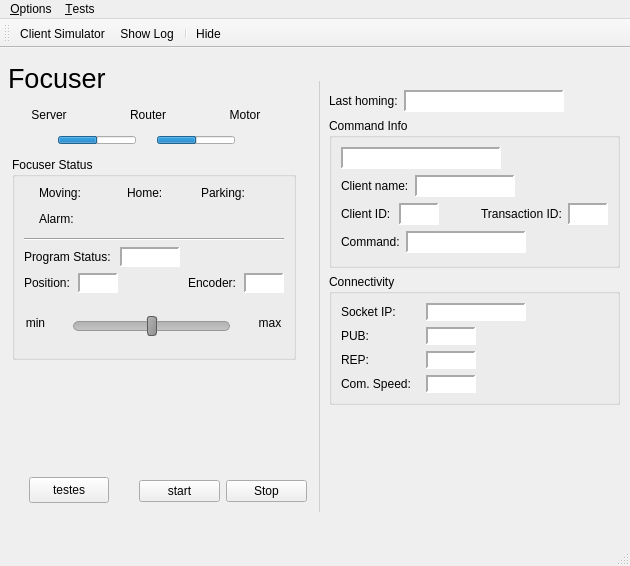
This is assets/ui/main.ui in dev-LNA/HostFocuser160 as Qt 5 draws it before an edit. The edited form follows.
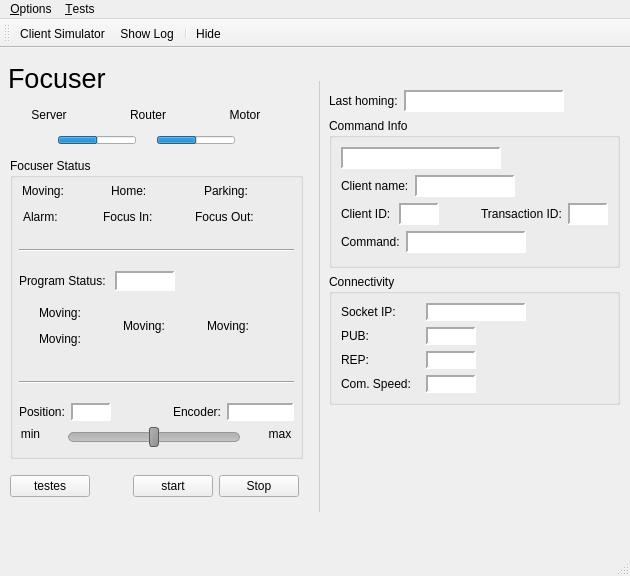
This is the edited form. Icons and pictures are not drawn.

What changed in the file:
```diff
--- a/assets/ui/main.ui
+++ b/assets/ui/main.ui
@@ -7,7 +7,7 @@
     <x>0</x>
     <y>0</y>
     <width>630</width>
-    <height>566</height>
+    <height>576</height>
    </rect>
   </property>
   <property name="minimumSize">
@@ -1209,16 +1209,28 @@
        <widget class="QGroupBox" name="gbFocuserStatus">
         <property name="geometry">
          <rect>
-          <x>3</x>
-          <y>100</y>
-          <width>284</width>
-          <height>203</height>
+          <x>1</x>
+          <y>101</y>
+          <width>293</width>
+          <height>301</height>
          </rect>
         </property>
         <property name="title">
          <string>Focuser Status</string>
         </property>
         <layout class="QVBoxLayout" name="verticalLayout">
+         <property name="spacing">
+          <number>6</number>
+         </property>
+         <property name="leftMargin">
+          <number>6</number>
+         </property>
+         <property name="topMargin">
+          <number>6</number>
+         </property>
+         <property name="rightMargin">
+          <number>6</number>
+         </property>
          <item>
           <layout class="QGridLayout" name="gridLayout_2">
            <item row="0" column="0">
@@ -1229,6 +1241,9 @@
              <property name="leftMargin">
               <number>0</number>
              </property>
+             <property name="rightMargin">
+              <number>13</number>
+             </property>
              <item>
               <widget class="QLabel" name="lblMoving">
                <property name="minimumSize">
@@ -1239,7 +1254,7 @@
                </property>
                <property name="maximumSize">
                 <size>
-                 <width>50</width>
+                 <width>51</width>
                  <height>20</height>
                 </size>
                </property>
@@ -1310,6 +1325,9 @@
              <property name="spacing">
               <number>3</number>
              </property>
+             <property name="rightMargin">
+              <number>0</number>
+             </property>
              <item>
               <widget class="QLabel" name="lblHome">
                <property name="minimumSize">
@@ -1478,6 +1496,9 @@
              <property name="spacing">
               <number>3</number>
              </property>
+             <property name="rightMargin">
+              <number>8</number>
+             </property>
              <item>
               <widget class="QLabel" name="lblAlarm">
                <property name="minimumSize">
@@ -1488,7 +1509,7 @@
                </property>
                <property name="maximumSize">
                 <size>
-                 <width>50</width>
+                 <width>42</width>
                  <height>20</height>
                 </size>
                </property>
@@ -1558,50 +1579,194 @@
             </layout>
            </item>
            <item row="1" column="1">
-            <widget class="QLabel" name="ledTeste">
-             <property name="sizePolicy">
-              <sizepolicy hsizetype="Fixed" vsizetype="Fixed">
-               <horstretch>0</horstretch>
-               <verstretch>0</verstretch>
-              </sizepolicy>
+            <layout class="QHBoxLayout" name="horizontalLayout_21">
+             <property name="spacing">
+              <number>3</number>
              </property>
-             <property name="minimumSize">
-              <size>
-               <width>14</width>
-               <height>14</height>
-              </size>
+             <property name="rightMargin">
+              <number>9</number>
              </property>
-             <property name="maximumSize">
-              <size>
-               <width>14</width>
-               <height>14</height>
-              </size>
+             <item>
+              <widget class="QLabel" name="lblFocusIn">
+               <property name="minimumSize">
+                <size>
+                 <width>57</width>
+                 <height>20</height>
+                </size>
+               </property>
+               <property name="maximumSize">
+                <size>
+                 <width>41</width>
+                 <height>20</height>
+                </size>
+               </property>
+               <property name="styleSheet">
+                <string notr="true"/>
+               </property>
+               <property name="frameShape">
+                <enum>QFrame::Shape::NoFrame</enum>
+               </property>
+               <property name="frameShadow">
+                <enum>QFrame::Shadow::Sunken</enum>
+               </property>
+               <property name="lineWidth">
+                <number>0</number>
+               </property>
+               <property name="text">
+                <string>Focus In:</string>
+               </property>
+               <property name="alignment">
+                <set>Qt::AlignmentFlag::AlignLeading|Qt::AlignmentFlag::AlignLeft|Qt::AlignmentFlag::AlignTop</set>
+               </property>
+              </widget>
+             </item>
+             <item>
+              <widget class="QLabel" name="ledFocusIn">
+               <property name="sizePolicy">
+                <sizepolicy hsizetype="Fixed" vsizetype="Fixed">
+                 <horstretch>0</horstretch>
+                 <verstretch>0</verstretch>
+                </sizepolicy>
+               </property>
+               <property name="minimumSize">
+                <size>
+                 <width>14</width>
+                 <height>14</height>
+                </size>
+               </property>
+               <property name="maximumSize">
+                <size>
+                 <width>14</width>
+                 <height>14</height>
+                </size>
+               </property>
+               <property name="layoutDirection">
+                <enum>Qt::LayoutDirection::RightToLeft</enum>
+               </property>
+               <property name="styleSheet">
+                <string notr="true">border-radius:7px;</string>
+               </property>
+               <property name="frameShape">
+                <enum>QFrame::Shape::NoFrame</enum>
+               </property>
+               <property name="frameShadow">
+                <enum>QFrame::Shadow::Sunken</enum>
+               </property>
+               <property name="text">
+                <string/>
+               </property>
+               <property name="alignment">
+                <set>Qt::AlignmentFlag::AlignCenter</set>
+               </property>
+               <property name="statusLed" stdset="0">
+                <string>OFF</string>
+               </property>
+              </widget>
+             </item>
+            </layout>
+           </item>
+           <item row="1" column="2">
+            <layout class="QHBoxLayout" name="horizontalLayout_22">
+             <property name="spacing">
+              <number>3</number>
              </property>
-             <property name="layoutDirection">
-              <enum>Qt::LayoutDirection::RightToLeft</enum>
+             <property name="rightMargin">
+              <number>10</number>
              </property>
-             <property name="styleSheet">
-              <string notr="true">border-radius:7px;</string>
-             </property>
-             <property name="frameShape">
-              <enum>QFrame::Shape::NoFrame</enum>
-             </property>
-             <property name="frameShadow">
-              <enum>QFrame::Shadow::Sunken</enum>
-             </property>
-             <property name="text">
-              <string/>
-             </property>
-             <property name="alignment">
-              <set>Qt::AlignmentFlag::AlignCenter</set>
-             </property>
-             <property name="statusLed" stdset="0">
-              <string>NOK</string>
-             </property>
-            </widget>
+             <item>
+              <widget class="QLabel" name="lblFocusOut">
+               <property name="minimumSize">
+                <size>
+                 <width>68</width>
+                 <height>20</height>
+                </size>
+               </property>
+               <property name="maximumSize">
+                <size>
+                 <width>41</width>
+                 <height>20</height>
+                </size>
+               </property>
+               <property name="styleSheet">
+                <string notr="true"/>
+               </property>
+               <property name="frameShape">
+                <enum>QFrame::Shape::NoFrame</enum>
+               </property>
+               <property name="frameShadow">
+                <enum>QFrame::Shadow::Sunken</enum>
+               </property>
+               <property name="lineWidth">
+                <number>0</number>
+               </property>
+               <property name="text">
+                <string>Focus Out:</string>
+               </property>
+               <property name="alignment">
+                <set>Qt::AlignmentFlag::AlignLeading|Qt::AlignmentFlag::AlignLeft|Qt::AlignmentFlag::AlignTop</set>
+               </property>
+              </widget>
+             </item>
+             <item>
+              <widget class="QLabel" name="ledFocusOut">
+               <property name="sizePolicy">
+                <sizepolicy hsizetype="Fixed" vsizetype="Fixed">
+                 <horstretch>0</horstretch>
+                 <verstretch>0</verstretch>
+                </sizepolicy>
+               </property>
+               <property name="minimumSize">
+                <size>
+                 <width>14</width>
+                 <height>14</height>
+                </size>
+               </property>
+               <property name="maximumSize">
+                <size>
+                 <width>14</width>
+                 <height>14</height>
+                </size>
+               </property>
+               <property name="layoutDirection">
+                <enum>Qt::LayoutDirection::RightToLeft</enum>
+               </property>
+               <property name="styleSheet">
+                <string notr="true">border-radius:7px;</string>
+               </property>
+               <property name="frameShape">
+                <enum>QFrame::Shape::NoFrame</enum>
+               </property>
+               <property name="frameShadow">
+                <enum>QFrame::Shadow::Sunken</enum>
+               </property>
+               <property name="text">
+                <string/>
+               </property>
+               <property name="alignment">
+                <set>Qt::AlignmentFlag::AlignCenter</set>
+               </property>
+               <property name="statusLed" stdset="0">
+                <string>OFF</string>
+               </property>
+              </widget>
+             </item>
+            </layout>
            </item>
           </layout>
          </item>
+         <item>
+          <spacer name="verticalSpacer">
+           <property name="orientation">
+            <enum>Qt::Orientation::Vertical</enum>
+           </property>
+           <property name="sizeHint" stdset="0">
+            <size>
+             <width>20</width>
+             <height>40</height>
+            </size>
+           </property>
+          </spacer>
+         </item>
          <item>
           <widget class="Line" name="line">
            <property name="frameShadow">
@@ -1612,6 +1777,19 @@
            </property>
           </widget>
          </item>
+         <item>
+          <spacer name="verticalSpacer_3">
+           <property name="orientation">
+            <enum>Qt::Orientation::Vertical</enum>
+           </property>
+           <property name="sizeHint" stdset="0">
+            <size>
+             <width>20</width>
+             <height>40</height>
+            </size>
+           </property>
+          </spacer>
+         </item>
          <item>
           <layout class="QHBoxLayout" name="horizontalLayout_7">
            <item>
@@ -1673,17 +1851,410 @@
            </item>
           </layout>
          </item>
+         <item>
+          <widget class="QFrame" name="frameIAG">
+           <property name="minimumSize">
+            <size>
+             <width>0</width>
+             <height>0</height>
+            </size>
+           </property>
+           <property name="maximumSize">
+            <size>
+             <width>16777215</width>
+             <height>90</height>
+            </size>
+           </property>
+           <property name="frameShape">
+            <enum>QFrame::Shape::NoFrame</enum>
+           </property>
+           <property name="frameShadow">
+            <enum>QFrame::Shadow::Raised</enum>
+           </property>
+           <layout class="QGridLayout" name="gridLayout_3">
+            <item row="0" column="0">
+             <layout class="QHBoxLayout" name="horizontalLayout_17">
+              <property name="spacing">
+               <number>3</number>
+              </property>
+              <property name="leftMargin">
+               <number>0</number>
+              </property>
+              <item>
+               <widget class="QLabel" name="lblMoving_2">
+                <property name="minimumSize">
+                 <size>
+                  <width>38</width>
+                  <height>20</height>
+                 </size>
+                </property>
+                <property name="maximumSize">
+                 <size>
+                  <width>50</width>
+                  <height>20</height>
+                 </size>
+                </property>
+                <property name="styleSheet">
+                 <string notr="true"/>
+                </property>
+                <property name="frameShape">
+                 <enum>QFrame::Shape::NoFrame</enum>
+                </property>
+                <property name="frameShadow">
+                 <enum>QFrame::Shadow::Sunken</enum>
+                </property>
+                <property name="text">
+                 <string>Moving:</string>
+                </property>
+                <property name="alignment">
+                 <set>Qt::AlignmentFlag::AlignLeading|Qt::AlignmentFlag::AlignLeft|Qt::AlignmentFlag::AlignTop</set>
+                </property>
+               </widget>
+              </item>
+              <item>
+               <widget class="QLabel" name="ledMoving_2">
+                <property name="sizePolicy">
+                 <sizepolicy hsizetype="Fixed" vsizetype="Fixed">
+                  <horstretch>0</horstretch>
+                  <verstretch>0</verstretch>
+                 </sizepolicy>
+                </property>
+                <property name="minimumSize">
+                 <size>
+                  <width>14</width>
+                  <height>14</height>
+                 </size>
+                </property>
+                <property name="maximumSize">
+                 <size>
+                  <width>14</width>
+                  <height>14</height>
+                 </size>
+                </property>
+                <property name="layoutDirection">
+                 <enum>Qt::LayoutDirection::RightToLeft</enum>
+                </property>
+                <property name="styleSheet">
+                 <string notr="true">border-radius:7px;</string>
+                </property>
+                <property name="frameShape">
+                 <enum>QFrame::Shape::NoFrame</enum>
+                </property>
+                <property name="frameShadow">
+                 <enum>QFrame::Shadow::Sunken</enum>
+                </property>
+                <property name="text">
+                 <string/>
+                </property>
+                <property name="alignment">
+                 <set>Qt::AlignmentFlag::AlignCenter</set>
+                </property>
+                <property name="statusLed" stdset="0">
+                 <string>NOK</string>
+                </property>
+               </widget>
+              </item>
+             </layout>
+            </item>
+            <item row="0" column="1" rowspan="2">
+             <layout class="QHBoxLayout" name="horizontalLayout_18">
+              <property name="spacing">
+               <number>3</number>
+              </property>
+              <property name="leftMargin">
+               <number>0</number>
+              </property>
+              <item>
+               <widget class="QLabel" name="lblMoving_3">
+                <property name="minimumSize">
+                 <size>
+                  <width>38</width>
+                  <height>20</height>
+                 </size>
+                </property>
+                <property name="maximumSize">
+                 <size>
+                  <width>50</width>
+                  <height>20</height>
+                 </size>
+                </property>
+                <property name="styleSheet">
+                 <string notr="true"/>
+                </property>
+                <property name="frameShape">
+                 <enum>QFrame::Shape::NoFrame</enum>
+                </property>
+                <property name="frameShadow">
+                 <enum>QFrame::Shadow::Sunken</enum>
+                </property>
+                <property name="text">
+                 <string>Moving:</string>
+                </property>
+                <property name="alignment">
+                 <set>Qt::AlignmentFlag::AlignLeading|Qt::AlignmentFlag::AlignLeft|Qt::AlignmentFlag::AlignTop</set>
+                </property>
+               </widget>
+              </item>
+              <item>
+               <widget class="QLabel" name="ledMoving_3">
+                <property name="sizePolicy">
+                 <sizepolicy hsizetype="Fixed" vsizetype="Fixed">
+                  <horstretch>0</horstretch>
+                  <verstretch>0</verstretch>
+                 </sizepolicy>
+                </property>
+                <property name="minimumSize">
+                 <size>
+                  <width>14</width>
+                  <height>14</height>
+                 </size>
+                </property>
+                <property name="maximumSize">
+                 <size>
+                  <width>14</width>
+                  <height>14</height>
+                 </size>
+                </property>
+                <property name="layoutDirection">
+                 <enum>Qt::LayoutDirection::RightToLeft</enum>
+                </property>
+                <property name="styleSheet">
+                 <string notr="true">border-radius:7px;</string>
+                </property>
+                <property name="frameShape">
+                 <enum>QFrame::Shape::NoFrame</enum>
+                </property>
+                <property name="frameShadow">
+                 <enum>QFrame::Shadow::Sunken</enum>
+                </property>
+                <property name="text">
+                 <string/>
+                </property>
+                <property name="alignment">
+                 <set>Qt::AlignmentFlag::AlignCenter</set>
+                </property>
+                <property name="statusLed" stdset="0">
+                 <string>NOK</string>
+                </property>
+               </widget>
+              </item>
+             </layout>
+            </item>
+            <item row="0" column="2" rowspan="2">
+             <layout class="QHBoxLayout" name="horizontalLayout_19">
+              <property name="spacing">
+               <number>3</number>
+              </property>
+              <property name="leftMargin">
+               <number>0</number>
+              </property>
+              <item>
+               <widget class="QLabel" name="lblMoving_4">
+                <property name="minimumSize">
+                 <size>
+                  <width>38</width>
+                  <height>20</height>
+                 </size>
+                </property>
+                <property name="maximumSize">
+                 <size>
+                  <width>50</width>
+                  <height>20</height>
+                 </size>
+                </property>
+                <property name="styleSheet">
+                 <string notr="true"/>
+                </property>
+                <property name="frameShape">
+                 <enum>QFrame::Shape::NoFrame</enum>
+                </property>
+                <property name="frameShadow">
+                 <enum>QFrame::Shadow::Sunken</enum>
+                </property>
+                <property name="text">
+                 <string>Moving:</string>
+                </property>
+                <property name="alignment">
+                 <set>Qt::AlignmentFlag::AlignLeading|Qt::AlignmentFlag::AlignLeft|Qt::AlignmentFlag::AlignTop</set>
+                </property>
+               </widget>
+              </item>
+              <item>
+               <widget class="QLabel" name="ledMoving_4">
+                <property name="sizePolicy">
+                 <sizepolicy hsizetype="Fixed" vsizetype="Fixed">
+                  <horstretch>0</horstretch>
+                  <verstretch>0</verstretch>
+                 </sizepolicy>
+                </property>
+                <property name="minimumSize">
+                 <size>
+                  <width>14</width>
+                  <height>14</height>
+                 </size>
+                </property>
+                <property name="maximumSize">
+                 <size>
+                  <width>14</width>
+                  <height>14</height>
+                 </size>
+                </property>
+                <property name="layoutDirection">
+                 <enum>Qt::LayoutDirection::RightToLeft</enum>
+                </property>
+                <property name="styleSheet">
+                 <string notr="true">border-radius:7px;</string>
+                </property>
+                <property name="frameShape">
+                 <enum>QFrame::Shape::NoFrame</enum>
+                </property>
+                <property name="frameShadow">
+                 <enum>QFrame::Shadow::Sunken</enum>
+                </property>
+                <property name="text">
+                 <string/>
+                </property>
+                <property name="alignment">
+                 <set>Qt::AlignmentFlag::AlignCenter</set>
+                </property>
+                <property name="statusLed" stdset="0">
+                 <string>NOK</string>
+                </property>
+               </widget>
+              </item>
+             </layout>
+            </item>
+            <item row="1" column="0">
+             <layout class="QHBoxLayout" name="horizontalLayout_20">
+              <property name="spacing">
+               <number>3</number>
+              </property>
+              <property name="leftMargin">
+               <number>0</number>
+              </property>
+              <item>
+               <widget class="QLabel" name="lblMoving_5">
+                <property name="minimumSize">
+                 <size>
+                  <width>38</width>
+                  <height>20</height>
+                 </size>
+                </property>
+                <property name="maximumSize">
+                 <size>
+                  <width>50</width>
+                  <height>20</height>
+                 </size>
+                </property>
+                <property name="styleSheet">
+                 <string notr="true"/>
+                </property>
+                <property name="frameShape">
+                 <enum>QFrame::Shape::NoFrame</enum>
+                </property>
+                <property name="frameShadow">
+                 <enum>QFrame::Shadow::Sunken</enum>
+                </property>
+                <property name="text">
+                 <string>Moving:</string>
+                </property>
+                <property name="alignment">
+                 <set>Qt::AlignmentFlag::AlignLeading|Qt::AlignmentFlag::AlignLeft|Qt::AlignmentFlag::AlignTop</set>
+                </property>
+               </widget>
+              </item>
+              <item>
+               <widget class="QLabel" name="ledMoving_5">
+                <property name="sizePolicy">
+                 <sizepolicy hsizetype="Fixed" vsizetype="Fixed">
+                  <horstretch>0</horstretch>
+                  <verstretch>0</verstretch>
+                 </sizepolicy>
+                </property>
+                <property name="minimumSize">
+                 <size>
+                  <width>14</width>
+                  <height>14</height>
+                 </size>
+                </property>
+                <property name="maximumSize">
+                 <size>
+                  <width>14</width>
+                  <height>14</height>
+                 </size>
+                </property>
+                <property name="layoutDirection">
+                 <enum>Qt::LayoutDirection::RightToLeft</enum>
+                </property>
+                <property name="styleSheet">
+                 <string notr="true">border-radius:7px;</string>
+                </property>
+                <property name="frameShape">
+                 <enum>QFrame::Shape::NoFrame</enum>
+                </property>
+                <property name="frameShadow">
+                 <enum>QFrame::Shadow::Sunken</enum>
+                </property>
+                <property name="text">
+                 <string/>
+                </property>
+                <property name="alignment">
+                 <set>Qt::AlignmentFlag::AlignCenter</set>
+                </property>
+                <property name="statusLed" stdset="0">
+                 <string>NOK</string>
+                </property>
+               </widget>
+              </item>
+             </layout>
+            </item>
+           </layout>
+          </widget>
+         </item>
+         <item>
+          <spacer name="verticalSpacer_4">
+           <property name="orientation">
+            <enum>Qt::Orientation::Vertical</enum>
+           </property>
+           <property name="sizeHint" stdset="0">
+            <size>
+             <width>20</width>
+             <height>40</height>
+            </size>
+           </property>
+          </spacer>
+         </item>
+         <item>
+          <widget class="Line" name="line_2">
+           <property name="frameShadow">
+            <enum>QFrame::Shadow::Sunken</enum>
+           </property>
+           <property name="orientation">
+            <enum>Qt::Orientation::Horizontal</enum>
+           </property>
+          </widget>
+         </item>
+         <item>
+          <spacer name="verticalSpacer_5">
+           <property name="orientation">
+            <enum>Qt::Orientation::Vertical</enum>
+           </property>
+           <property name="sizeHint" stdset="0">
+            <size>
+             <width>20</width>
+             <height>40</height>
+            </size>
+           </property>
+          </spacer>
+         </item>
          <item>
           <layout class="QHBoxLayout" name="horizontalLayout_5">
-           <property name="spacing">
-            <number>8</number>
-           </property>
            <item>
             <widget class="QLabel" name="lblPosition">
              <property name="maximumSize">
               <size>
                <width>50</width>
-               <height>16777215</height>
+               <height>20</height>
               </size>
              </property>
              <property name="text">
@@ -1739,85 +2310,71 @@
              <property name="sizeHint" stdset="0">
               <size>
                <width>40</width>
-               <height>20</height>
+               <height>13</height>
               </size>
              </property>
             </spacer>
            </item>
            <item>
-            <layout class="QHBoxLayout" name="horizontalLayout_6">
-             <property name="spacing">
-              <number>8</number>
+            <widget class="QLabel" name="lblEncoder">
+             <property name="maximumSize">
+              <size>
+               <width>16777215</width>
+               <height>20</height>
+              </size>
              </property>
-             <item>
-              <widget class="QLabel" name="lblEncoder">
-               <property name="text">
-                <string>Encoder:</string>
-               </property>
-              </widget>
-             </item>
-             <item>
-              <widget class="QLabel" name="lblEncoder_val">
-               <property name="minimumSize">
-                <size>
-                 <width>40</width>
-                 <height>0</height>
-                </size>
-               </property>
-               <property name="maximumSize">
-                <size>
-                 <width>50</width>
-                 <height>20</height>
-                </size>
-               </property>
-               <property name="styleSheet">
-                <string notr="true">background-color: white</string>
-               </property>
-               <property name="frameShape">
-                <enum>QFrame::Shape::Panel</enum>
-               </property>
-               <property name="frameShadow">
-                <enum>QFrame::Shadow::Sunken</enum>
-               </property>
-               <property name="lineWidth">
-                <number>2</number>
-               </property>
-               <property name="midLineWidth">
-                <number>0</number>
-               </property>
-               <property name="text">
-                <string/>
-               </property>
-               <property name="alignment">
-                <set>Qt::AlignmentFlag::AlignCenter</set>
-               </property>
-              </widget>
-             </item>
-            </layout>
+             <property name="text">
+              <string>Encoder:</string>
+             </property>
+            </widget>
+           </item>
+           <item>
+            <widget class="QLabel" name="lblEncoder_val">
+             <property name="minimumSize">
+              <size>
+               <width>67</width>
+               <height>0</height>
+              </size>
+             </property>
+             <property name="maximumSize">
+              <size>
+               <width>50</width>
+               <height>20</height>
+              </size>
+             </property>
+             <property name="styleSheet">
+              <string notr="true">background-color: white</string>
+             </property>
+             <property name="frameShape">
+              <enum>QFrame::Shape::Panel</enum>
+             </property>
+             <property name="frameShadow">
+              <enum>QFrame::Shadow::Sunken</enum>
+             </property>
+             <property name="lineWidth">
+              <number>2</number>
+             </property>
+             <property name="midLineWidth">
+              <number>0</number>
+             </property>
+             <property name="text">
+              <string/>
+             </property>
+             <property name="alignment">
+              <set>Qt::AlignmentFlag::AlignCenter</set>
+             </property>
+            </widget>
            </item>
           </layout>
          </item>
-         <item>
-          <spacer name="verticalSpacer">
-           <property name="orientation">
-            <enum>Qt::Orientation::Vertical</enum>
-           </property>
-           <property name="sizeType">
-            <enum>QSizePolicy::Policy::Fixed</enum>
-           </property>
-           <property name="sizeHint" stdset="0">
-            <size>
-             <width>20</width>
-             <height>5</height>
-            </size>
-           </property>
-          </spacer>
-         </item>
          <item>
           <layout class="QHBoxLayout" name="horizontalLayout">
            <property name="spacing">
             <number>6</number>
            </property>
+           <property name="sizeConstraint">
+            <enum>QLayout::SizeConstraint::SetMaximumSize</enum>
+           </property>
            <property name="topMargin">
             <number>0</number>
            </property>
@@ -4145,42 +4702,53 @@
          <string>Focuser</string>
         </property>
        </widget>
-       <widget class="QPushButton" name="btnTestes">
+       <widget class="QWidget" name="">
         <property name="geometry">
          <rect>
-          <x>20</x>
-          <y>420</y>
-          <width>80</width>
-          <height>26</height>
+          <x>1</x>
+          <y>410</y>
+          <width>289</width>
+          <height>38</height>
          </rect>
         </property>
-        <property name="text">
-         <string>testes</string>
-        </property>
-       </widget>
-       <widget class="QWidget" name="layoutWidget">
-        <property name="geometry">
-         <rect>
-          <x>130</x>
-          <y>420</y>
-          <width>168</width>
-          <height>28</height>
-         </rect>
-        </property>
-        <layout class="QHBoxLayout" name="horizontalLayout_16">
+        <layout class="QHBoxLayout" name="horizontalLayout_6">
          <item>
-          <widget class="QPushButton" name="btnStart">
+          <widget class="QPushButton" name="btnTestes">
            <property name="text">
-            <string>start</string>
+            <string>testes</string>
            </property>
           </widget>
          </item>
          <item>
-          <widget class="QPushButton" name="btnStop">
-           <property name="text">
-            <string>Stop</string>
+          <spacer name="horizontalSpacer_12">
+           <property name="orientation">
+            <enum>Qt::Orientation::Horizontal</enum>
            </property>
-          </widget>
+           <property name="sizeHint" stdset="0">
+            <size>
+             <width>40</width>
+             <height>20</height>
+            </size>
+           </property>
+          </spacer>
+         </item>
+         <item>
+          <layout class="QHBoxLayout" name="horizontalLayout_16">
+           <item>
+            <widget class="QPushButton" name="btnStart">
+             <property name="text">
+              <string>start</string>
+             </property>
+            </widget>
+           </item>
+           <item>
+            <widget class="QPushButton" name="btnStop">
+             <property name="text">
+              <string>Stop</string>
+             </property>
+            </widget>
+           </item>
+          </layout>
          </item>
         </layout>
        </widget>
```
Left out of the diff: 10 changed lines with no effect on the pictures.
